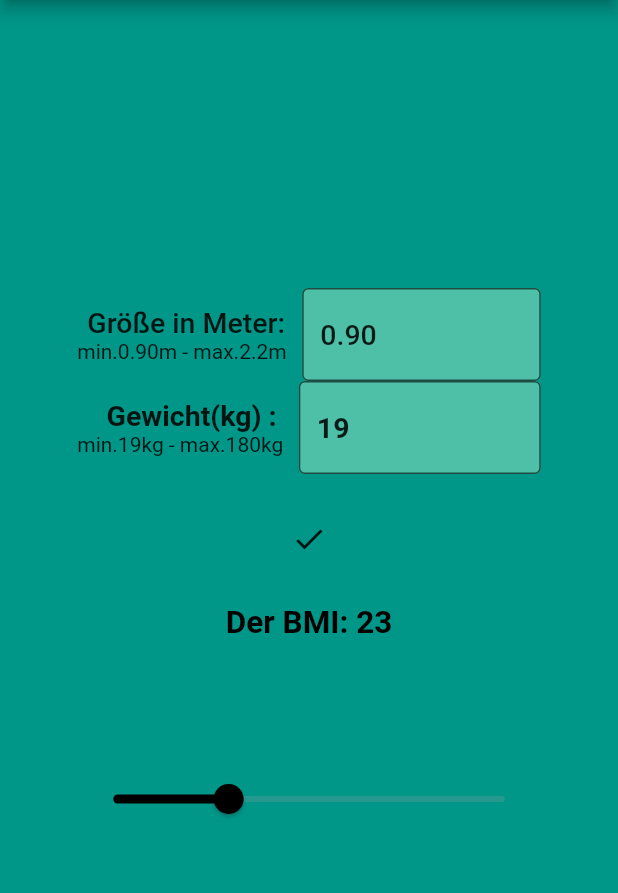
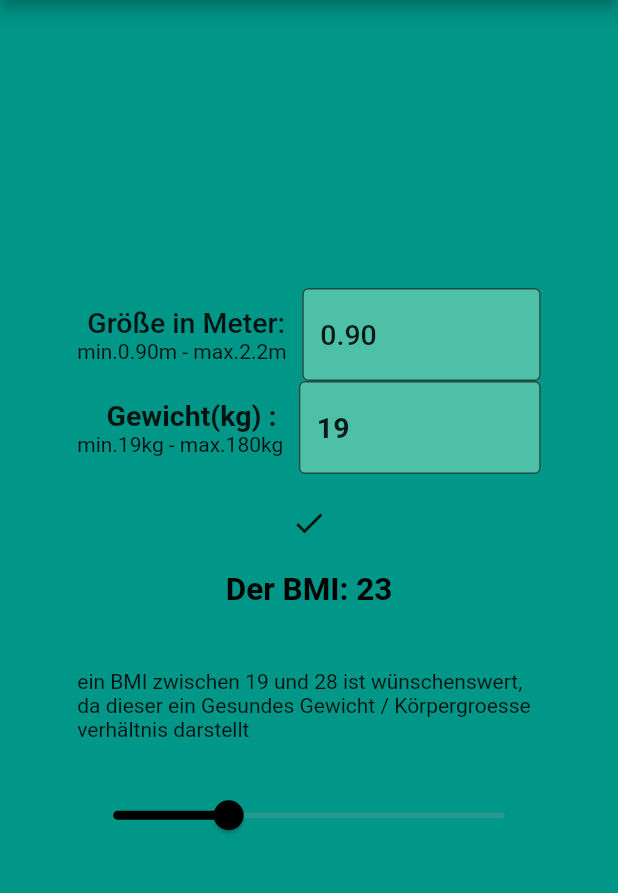
Before and after one commit to meissnerM224/bmi_app, a Flutter app: the screen it shows after launch, on a phone screen of 412 x 824 dp, the part 84-977 px from its top. Run offline on Flutter 3.47's test engine with Material 2 defaults, Android fonts, the phone set to English and light mode, and no system bars; our stand-ins replace flutter_riverpod.

```diff
--- a/lib/view/screen2/textInput_screen.dart
+++ b/lib/view/screen2/textInput_screen.dart
@@ -84,10 +84,10 @@ class _TextInputScreenState extends ConsumerState<TextInputScreen> {
                             onChanged: (value) {
                               var heightDbl = double.tryParse(value);
                               if (heightDbl != null) {
-                                if (heightDbl > 2.20) {
+                                if (heightDbl >= 2.20) {
                                   heightDbl = 2.20;
                                 }
-                                if (heightDbl < 0.90) {
+                                if (heightDbl <= 0.90) {
                                   heightDbl = 0.9;
                                 }
                                 final provider = ref.read(refBmi.notifier);
--- a/lib/widgets/bmi result.dart
+++ b/lib/widgets/bmi result.dart
@@ -38,6 +38,10 @@ class BmiResult extends ConsumerWidget {
           ),
         ),
         Expanded(
+          child: Text('ein BMI zwischen 19 und 28 ist wünschenswert, da dieser'
+              ' ein Gesundes Gewicht / Körpergroesse verhältnis darstellt '),
+        ),
+        Expanded(
           child: Slider(
             activeColor: bmiWithoutNull > 28.0 || bmiWithoutNull < 19.0
                 ? Color.fromARGB(255, 210, 23, 10)
```
